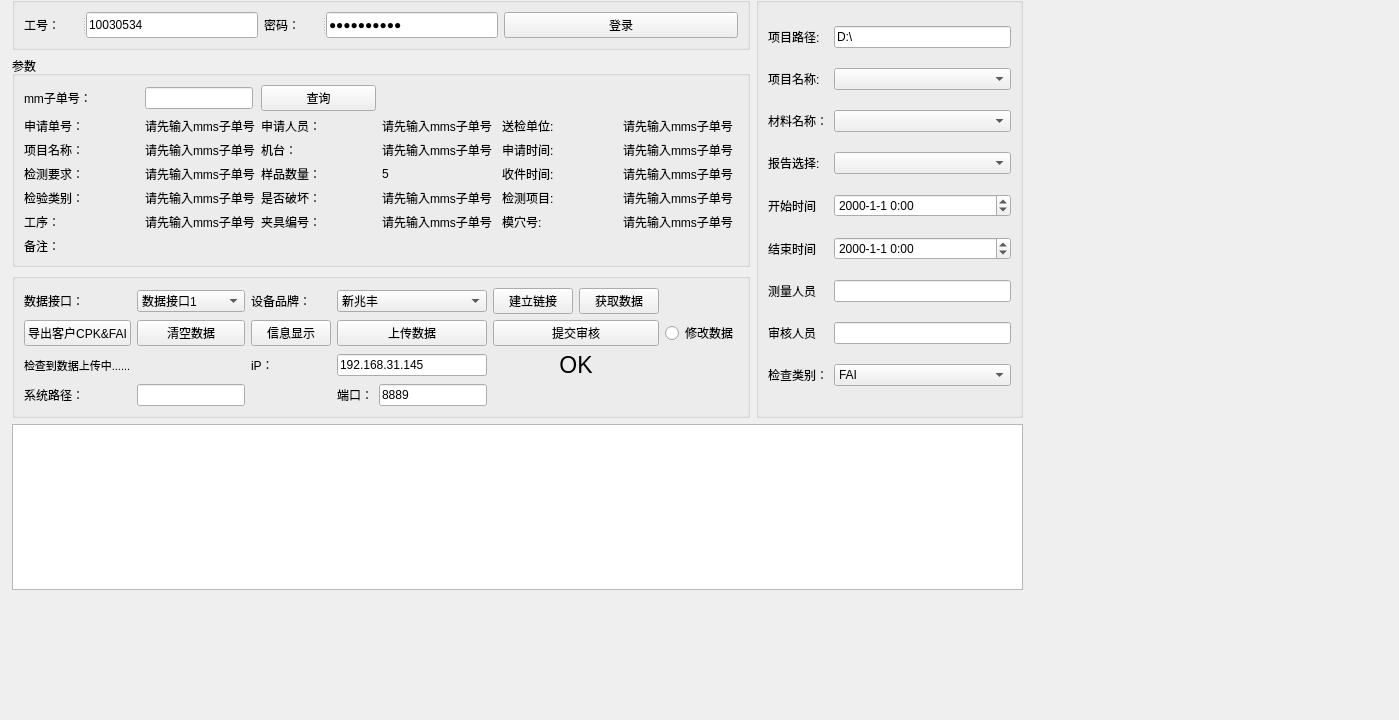
First picture: the form in zw_project_1_0/operationinterface.ui, repository PX007XP/LY_SDK, before the edit.
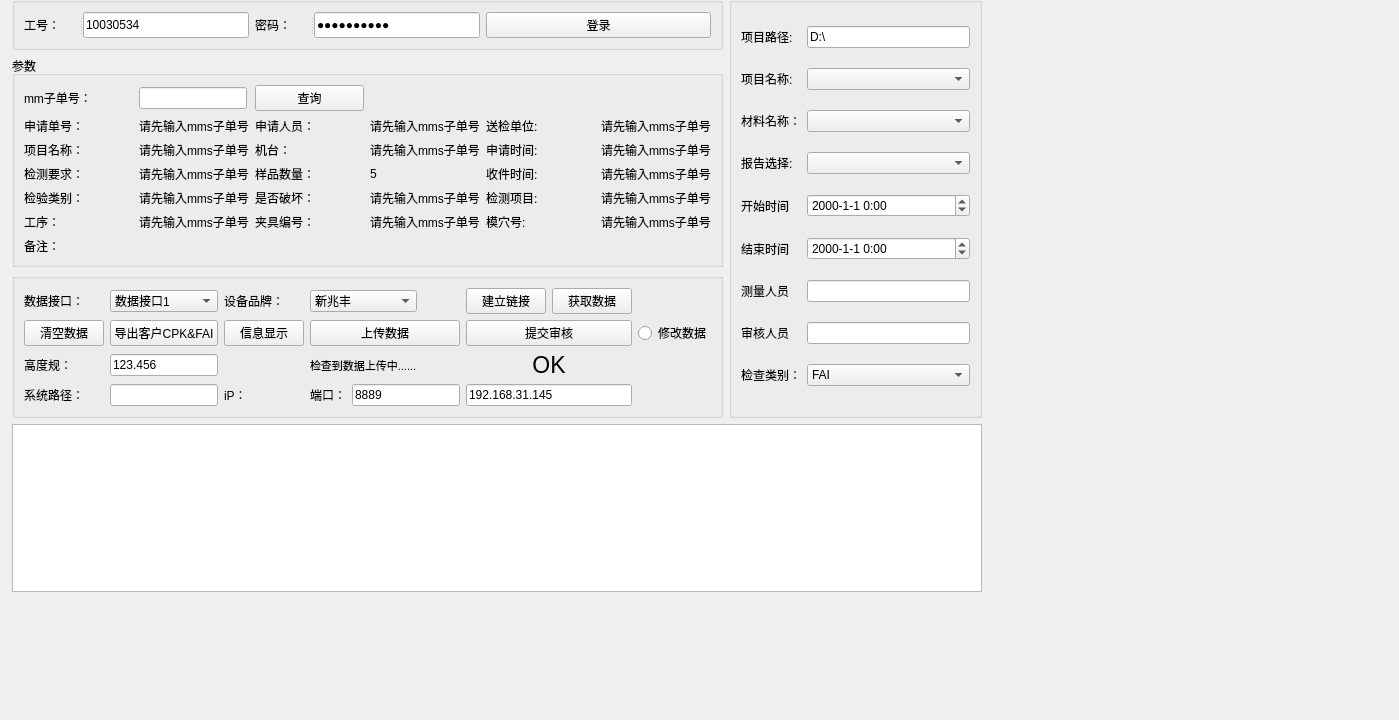
Second picture: the form after the edit. Custom widgets are drawn as their Qt base class.

Commit message: 新增高度规功能

What changed in the file:
```diff
--- a/zw_project_1_0/operationinterface.ui
+++ b/zw_project_1_0/operationinterface.ui
@@ -18,8 +18,8 @@
     <rect>
      <x>12</x>
      <y>-17</y>
-     <width>1011</width>
-     <height>607</height>
+     <width>970</width>
+     <height>609</height>
     </rect>
    </property>
    <layout class="QVBoxLayout" name="verticalLayout_2">
@@ -351,6 +351,55 @@
            <string/>
           </property>
           <layout class="QGridLayout" name="gridLayout">
+           <item row="1" column="7">
+            <widget class="QPushButton" name="ComCheckButton">
+             <property name="text">
+              <string>提交审核</string>
+             </property>
+            </widget>
+           </item>
+           <item row="5" column="7">
+            <widget class="QLineEdit" name="IpEdit">
+             <property name="text">
+              <string>192.168.31.145</string>
+             </property>
+            </widget>
+           </item>
+           <item row="1" column="0">
+            <widget class="QPushButton" name="ClearDataButton">
+             <property name="text">
+              <string>清空数据</string>
+             </property>
+            </widget>
+           </item>
+           <item row="1" column="8">
+            <widget class="QRadioButton" name="radioButton">
+             <property name="text">
+              <string>修改数据</string>
+             </property>
+            </widget>
+           </item>
+           <item row="5" column="1">
+            <widget class="QLineEdit" name="lineEdit_3"/>
+           </item>
+           <item row="5" column="6">
+            <layout class="QHBoxLayout" name="horizontalLayout_2">
+             <item>
+              <widget class="QLabel" name="label_13">
+               <property name="text">
+                <string>端口：</string>
+               </property>
+              </widget>
+             </item>
+             <item>
+              <widget class="QLineEdit" name="PortEdit">
+               <property name="text">
+                <string>8889</string>
+               </property>
+              </widget>
+             </item>
+            </layout>
+           </item>
            <item row="0" column="0">
             <widget class="QLabel" name="label_5">
              <property name="text">
@@ -358,26 +407,77 @@
              </property>
             </widget>
            </item>
-           <item row="3" column="1">
-            <widget class="QLineEdit" name="lineEdit_3"/>
+           <item row="1" column="1">
+            <widget class="QPushButton" name="DownLoadFileButton">
+             <property name="text">
+              <string>导出客户CPK&amp;&amp;FAI</string>
+             </property>
+            </widget>
            </item>
-           <item row="3" column="0">
+           <item row="5" column="0">
             <widget class="QLabel" name="label_6">
              <property name="text">
               <string>系统路径：</string>
              </property>
             </widget>
            </item>
-           <item row="1" column="6">
-            <widget class="QPushButton" name="WriteFilepushButton">
+           <item row="4" column="0">
+            <widget class="QLabel" name="label_8">
+             <property name="text">
+              <string>高度规：</string>
+             </property>
+            </widget>
+           </item>
+           <item row="4" column="6">
+            <widget class="QLabel" name="labelLoading">
+             <property name="palette">
+              <palette>
+               <active>
+                <colorrole role="Text">
+                 <brush brushstyle="SolidPattern">
+                  <color alpha="255">
+                   <red>0</red>
+                   <green>0</green>
+                   <blue>0</blue>
+                  </color>
+                 </brush>
+                </colorrole>
+               </active>
+               <inactive>
+                <colorrole role="Text">
+                 <brush brushstyle="SolidPattern">
+                  <color alpha="255">
+                   <red>0</red>
+                   <green>0</green>
+                   <blue>0</blue>
+                  </color>
+                 </brush>
+                </colorrole>
+               </inactive>
+               <disabled/>
+              </palette>
+             </property>
+             <property name="font">
+              <font>
+               <pointsize>8</pointsize>
+               <kerning>true</kerning>
+              </font>
+             </property>
+             <property name="text">
+              <string>检查到数据上传中......</string>
+             </property>
+            </widget>
+           </item>
+           <item row="0" column="5">
+            <widget class="QLabel" name="label_7">
              <property name="sizePolicy">
-              <sizepolicy hsizetype="Preferred" vsizetype="Fixed">
+              <sizepolicy hsizetype="Fixed" vsizetype="Preferred">
                <horstretch>0</horstretch>
                <verstretch>0</verstretch>
               </sizepolicy>
              </property>
              <property name="text">
-              <string>上传数据</string>
+              <string>设备品牌：</string>
              </property>
             </widget>
            </item>
@@ -398,15 +498,14 @@
              </item>
             </widget>
            </item>
-           <item row="1" column="1">
-            <widget class="QPushButton" name="ClearDataButton">
-             <property name="text">
-              <string>清空数据</string>
-             </property>
-            </widget>
-           </item>
            <item row="0" column="6">
             <widget class="QComboBox" name="sehbeicomboBox">
+             <property name="sizePolicy">
+              <sizepolicy hsizetype="Fixed" vsizetype="Fixed">
+               <horstretch>0</horstretch>
+               <verstretch>0</verstretch>
+              </sizepolicy>
+             </property>
              <property name="currentIndex">
               <number>0</number>
              </property>
@@ -435,13 +534,11 @@
                <string>海克斯康CMM</string>
               </property>
              </item>
-            </widget>
-           </item>
-           <item row="0" column="5">
-            <widget class="QLabel" name="label_7">
-             <property name="text">
-              <string>设备品牌：</string>
-             </property>
+             <item>
+              <property name="text">
+               <string>高度规</string>
+              </property>
+             </item>
             </widget>
            </item>
            <item row="0" column="7">
@@ -462,53 +559,33 @@
              </item>
             </layout>
            </item>
-           <item row="1" column="0">
-            <widget class="QPushButton" name="DownLoadFileButton">
-             <property name="text">
-              <string>导出客户CPK&amp;&amp;FAI</string>
-             </property>
-            </widget>
-           </item>
            <item row="1" column="5">
             <widget class="QPushButton" name="ShowDataButton">
+             <property name="sizePolicy">
+              <sizepolicy hsizetype="Fixed" vsizetype="Fixed">
+               <horstretch>0</horstretch>
+               <verstretch>0</verstretch>
+              </sizepolicy>
+             </property>
              <property name="text">
               <string>信息显示</string>
              </property>
             </widget>
            </item>
-           <item row="1" column="7">
-            <widget class="QPushButton" name="ComCheckButton">
-             <property name="text">
-              <string>提交审核</string>
+           <item row="1" column="6">
+            <widget class="QPushButton" name="WriteFilepushButton">
+             <property name="sizePolicy">
+              <sizepolicy hsizetype="Preferred" vsizetype="Fixed">
+               <horstretch>0</horstretch>
+               <verstretch>0</verstretch>
+              </sizepolicy>
              </property>
-            </widget>
-           </item>
-           <item row="2" column="6">
-            <widget class="QLineEdit" name="IpEdit">
              <property name="text">
-              <string>192.168.31.145</string>
+              <string>上传数据</string>
              </property>
             </widget>
            </item>
-           <item row="3" column="6">
-            <layout class="QHBoxLayout" name="horizontalLayout_2">
-             <item>
-              <widget class="QLabel" name="label_13">
-               <property name="text">
-                <string>端口：</string>
-               </property>
-              </widget>
-             </item>
-             <item>
-              <widget class="QLineEdit" name="PortEdit">
-               <property name="text">
-                <string>8889</string>
-               </property>
-              </widget>
-             </item>
-            </layout>
-           </item>
-           <item row="2" column="7">
+           <item row="4" column="7">
             <widget class="QLabel" name="label_21">
              <property name="font">
               <font>
@@ -526,60 +603,20 @@
              </property>
             </widget>
            </item>
-           <item row="1" column="8">
-            <widget class="QRadioButton" name="radioButton">
-             <property name="text">
-              <string>修改数据</string>
-             </property>
-            </widget>
-           </item>
-           <item row="2" column="0" colspan="2">
-            <widget class="QLabel" name="labelLoading">
-             <property name="palette">
-              <palette>
-               <active>
-                <colorrole role="Text">
-                 <brush brushstyle="SolidPattern">
-                  <color alpha="255">
-                   <red>0</red>
-                   <green>0</green>
-                   <blue>0</blue>
-                  </color>
-                 </brush>
-                </colorrole>
-               </active>
-               <inactive>
-                <colorrole role="Text">
-                 <brush brushstyle="SolidPattern">
-                  <color alpha="255">
-                   <red>0</red>
-                   <green>0</green>
-                   <blue>0</blue>
-                  </color>
-                 </brush>
-                </colorrole>
-               </inactive>
-               <disabled/>
-              </palette>
-             </property>
-             <property name="font">
-              <font>
-               <pointsize>8</pointsize>
-               <kerning>true</kerning>
-              </font>
-             </property>
-             <property name="text">
-              <string>检查到数据上传中......</string>
-             </property>
-            </widget>
-           </item>
-           <item row="2" column="5">
+           <item row="5" column="5">
             <widget class="QLabel" name="label_11">
              <property name="text">
               <string>iP：</string>
              </property>
             </widget>
            </item>
+           <item row="4" column="1">
+            <widget class="QLineEdit" name="gaoduguilineEdit">
+             <property name="text">
+              <string>123.456</string>
+             </property>
+            </widget>
+           </item>
           </layout>
          </widget>
         </item>
```
The commit also changes 5 other files.
